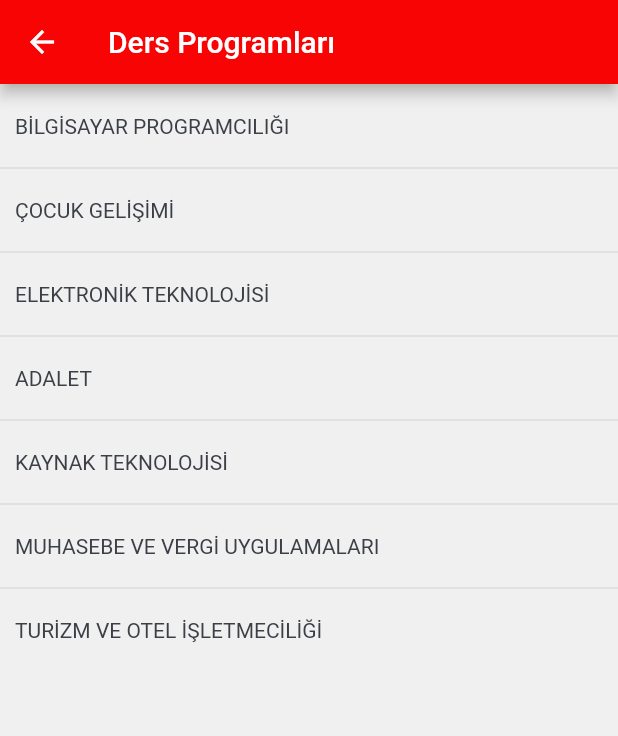
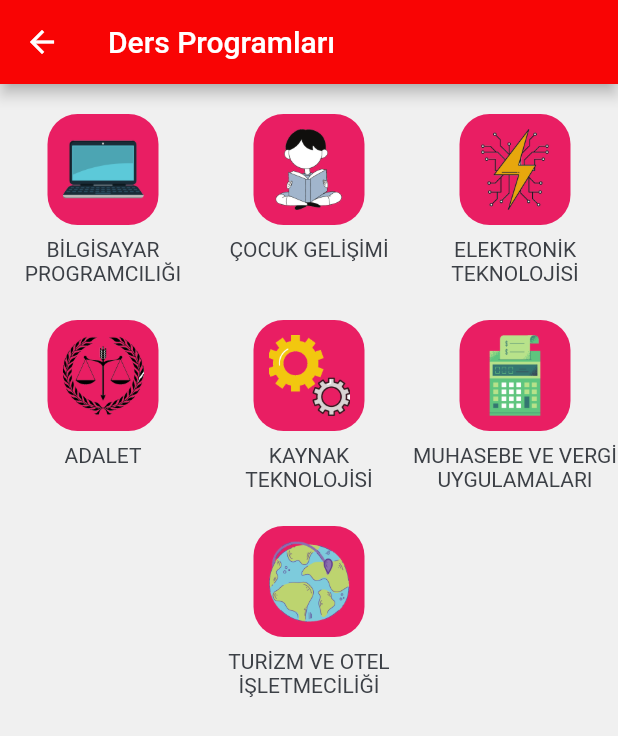
Before and after one commit to eminakcil/crimyo, a Flutter app: the DepartmentList screen opened directly, on a phone screen of 412 x 824 dp. Shown: the top 736 px of the screen. Run offline on Flutter 3.47's test engine with Material 2 defaults, Android fonts, the phone set to English and light mode, and no system bars; our stand-ins replace cached_network_image, carousel_slider, cloud_firestore, dio, firebase_core, firebase_messaging and 2 more; missing offline and left inert: enhanced_future_builder, pdf_flutter; accounts and stored records are empty; network calls fail.

Commit message:
Department Icon

```diff
--- a/lib/components/centered_grid_view.dart
+++ b/lib/components/centered_grid_view.dart
@@ -2,12 +2,14 @@ import 'package:flutter/material.dart';
 
 class CenteredGridView extends StatelessWidget {
   const CenteredGridView({
-    this.crossAxisCount,
-    this.children,
+    @required this.crossAxisCount,
+    @required this.children,
+    this.padding: EdgeInsets.zero,
   });
 
   final int crossAxisCount;
   final List<Widget> children;
+  final EdgeInsets padding;
 
   @override
   Widget build(BuildContext context) {
@@ -21,23 +23,38 @@ class CenteredGridView extends StatelessWidget {
       children.remove(lastItem);
     }
 
+    Widget _wrapContainer(Widget child) {
+      var i =
+          (MediaQuery.of(context).size.width - (padding.right + padding.left)) /
+              crossAxisCount;
+      return Container(
+        width: i,
+        height: i,
+        child: child,
+      );
+    }
+
     _buildLastWidget() {
       return Row(
         mainAxisAlignment: MainAxisAlignment.spaceEvenly,
-        children: lastWidgets,
+        children: lastWidgets.map((e) => _wrapContainer(e)).toList(),
       );
     }
 
-    return Column(
+    return Padding(
+      padding: padding,
+      child: Column(
         children: [
+          if (children.length >= crossAxisCount)
             GridView.count(
               primary: false,
               shrinkWrap: true,
               crossAxisCount: crossAxisCount,
-          children: children,
+              children: children.map((e) => _wrapContainer(e)).toList(),
             ),
           _buildLastWidget(),
         ],
+      ),
     );
   }
 }
--- a/lib/main.dart
+++ b/lib/main.dart
@@ -1,16 +1,23 @@
 import 'dart:io';
+
+import 'package:flutter/material.dart';
+import 'package:flutter/services.dart';
+
+import 'package:firebase_core/firebase_core.dart';
 
 import 'package:crimyo/services/navigation_service.dart';
 import 'package:crimyo/services/notification_service.dart';
-import 'package:firebase_core/firebase_core.dart';
-import 'package:flutter/material.dart';
-
 import 'package:crimyo/constants.dart';
 import 'package:crimyo/my_http_overrides.dart';
 import 'package:crimyo/screens/home/home_screen.dart';
 
 Future<void> main() async {
   WidgetsFlutterBinding.ensureInitialized();
+
+  await SystemChrome.setPreferredOrientations(
+    [DeviceOrientation.portraitUp],
+  );
+
   HttpOverrides.global = new MyHttpOverrides();
   await Firebase.initializeApp();
   runApp(MyApp());
--- a/lib/models/department.dart
+++ b/lib/models/department.dart
@@ -2,10 +2,12 @@ import 'package:flutter/material.dart';
 
 class Department {
   String name, url;
+  ImageProvider imageProvider;
 
   Department({
     @required this.name,
     @required this.url,
+    this.imageProvider,
   });
 
 }
--- a/lib/screens/department_lesson_plan_list/compnents/lesson_plan_list.dart
+++ b/lib/screens/department_lesson_plan_list/compnents/lesson_plan_list.dart
@@ -44,16 +44,12 @@ class LessonPlanList extends StatelessWidget {
           itemCount: snapshotData.length,
         );
       },
-      whenNotDone: Expanded(
-        child: Center(
-          child: CircularProgressIndicator(),
-        ),
+      whenNotDone: Center(
+        child: CircularProgressIndicator(),
       ),
-      whenError: (error) => Expanded(
-        child: Center(
-          child: Icon(
-            Icons.error,
-          ),
+      whenError: (error) => Center(
+        child: Icon(
+          Icons.error,
         ),
       ),
     );
--- a/lib/screens/department_lesson_plan_list/department_lesson_plan_list.dart
+++ b/lib/screens/department_lesson_plan_list/department_lesson_plan_list.dart
@@ -22,7 +22,6 @@ class DepartmentLessonPlanListScreen extends StatelessWidget {
         child: SingleChildScrollView(
           physics: BouncingScrollPhysics(),
           child: Column(
-            mainAxisSize: MainAxisSize.max,
             children: [
               LessonPlanList(department: department),
             ],
--- /dev/null
+++ b/lib/screens/department_list/components/department_button.dart
@@ -0,0 +1,51 @@
+import 'package:crimyo/screens/department_lesson_plan_list/department_lesson_plan_list.dart';
+import 'package:crimyo/services/navigation_service.dart';
+import 'package:flutter/material.dart';
+
+import 'package:crimyo/models/department.dart';
+
+import 'package:crimyo/constants.dart';
+
+class DepartmentButton extends StatelessWidget {
+  const DepartmentButton(
+    this.department,
+  );
+
+  final Department department;
+  final double buttonHeight = 74.0;
+
+  @override
+  Widget build(BuildContext context) {
+    return Column(
+      mainAxisSize: MainAxisSize.min,
+      crossAxisAlignment: CrossAxisAlignment.center,
+      children: [
+        GestureDetector(
+          onTap: () {
+            NavigationService.push(
+              child: DepartmentLessonPlanListScreen(department: department),
+            );
+          },
+          child: Container(
+            height: buttonHeight,
+            width: buttonHeight,
+            decoration: BoxDecoration(
+              color: Colors.pink,
+              borderRadius: BorderRadius.circular(kDefaultPadding),
+            ),
+            padding: EdgeInsets.all(kDefaultPadding / 2),
+            child: Image(
+              image: department.imageProvider,
+              fit: BoxFit.cover,
+            ),
+          ),
+        ),
+        SizedBox(height: 8.0),
+        Text(
+          department.name,
+          textAlign: TextAlign.center,
+        ),
+      ],
+    );
+  }
+}
--- a/lib/screens/department_list/department_list.dart
+++ b/lib/screens/department_list/department_list.dart
@@ -1,10 +1,11 @@
 import 'package:flutter/material.dart';
 
-import 'package:crimyo/screens/department_lesson_plan_list/department_lesson_plan_list.dart';
-import 'package:crimyo/components/list_item.dart';
+import 'package:crimyo/constants.dart';
+import 'package:crimyo/components/centered_grid_view.dart';
 import 'package:crimyo/models/department.dart';
 import 'package:crimyo/services/department_service.dart';
-import 'package:crimyo/services/navigation_service.dart';
+
+import 'components/department_button.dart';
 
 class DepartmentList extends StatelessWidget {
   final List<Department> departments = DepartmentService().getAllDepartments();
@@ -19,30 +20,14 @@ class DepartmentList extends StatelessWidget {
         child: SingleChildScrollView(
           physics: BouncingScrollPhysics(),
           child: Column(
-            crossAxisAlignment: CrossAxisAlignment.start,
             children: [
-              ListView.separated(
-                primary: false,
-                shrinkWrap: true,
-                itemBuilder: (context, index) {
-                  return ListItem(
-                    text: departments[index].name,
-                    press: () {
-                      NavigationService.push(
-                        child: DepartmentLessonPlanListScreen(
-                          department: departments[index],
-                        ),
-                      );
-                    },
-                  );
-                },
-                separatorBuilder: (context, index) {
-                  return Divider(
-                    height: 0,
-                  );
-                },
-                itemCount: departments.length,
-              )
+              SizedBox(height: kDefaultPadding),
+              CenteredGridView(
+                crossAxisCount: 3,
+                children: departments.map((e) {
+                  return DepartmentButton(e);
+                }).toList(),
+              ),
             ],
           ),
         ),
--- a/lib/services/department_service.dart
+++ b/lib/services/department_service.dart
@@ -1,4 +1,5 @@
 import 'package:dio/dio.dart';
+import 'package:flutter/cupertino.dart';
 import 'package:html/parser.dart';
 
 import 'package:crimyo/constants.dart';
@@ -23,32 +24,39 @@ class DepartmentService {
         name: "BİLGİSAYAR PROGRAMCILIĞI",
         url:
         "https://cide.kastamonu.edu.tr/index.php/tr/bilgisayar-programciligi",
+        imageProvider: AssetImage("assets/images/lesson_1.png"),
       ),
       Department(
         name: "ÇOCUK GELİŞİMİ",
         url: "https://cide.kastamonu.edu.tr/index.php/tr/cocuk-gelisimi",
+        imageProvider: AssetImage("assets/images/lesson_2.png"),
       ),
       Department(
         name: "ELEKTRONİK TEKNOLOJİSİ",
         url: "https://cide.kastamonu.edu.tr/index.php/tr/elektronik-teknolojisi",
+        imageProvider: AssetImage("assets/images/lesson_3.png"),
       ),
       Department(
         name: "ADALET",
         url: "https://cide.kastamonu.edu.tr/index.php/tr/adalet",
+        imageProvider: AssetImage("assets/images/lesson_4.png"),
       ),
       Department(
         name: "KAYNAK TEKNOLOJİSİ",
         url: "https://cide.kastamonu.edu.tr/index.php/tr/kaynak-teknolojisi",
+        imageProvider: AssetImage("assets/images/lesson_5.png"),
       ),
       Department(
         name: "MUHASEBE VE VERGİ UYGULAMALARI",
         url:
         "https://cide.kastamonu.edu.tr/index.php/tr/muhasebe-ve-vergi-uygulamalari",
+        imageProvider: AssetImage("assets/images/lesson_6.png"),
       ),
       Department(
         name: "TURİZM VE OTEL İŞLETMECİLİĞİ",
         url:
         "https://cide.kastamonu.edu.tr/index.php/tr/turizm-ve-otel-isletmeciligi",
+        imageProvider: AssetImage("assets/images/lesson_7.png"),
       ),
     ];
   }
```
Also changed, not shown: assets/images/lesson_1.png (added), assets/images/lesson_2.png (added), assets/images/lesson_3.png (added), assets/images/lesson_4.png (added), assets/images/lesson_5.png (added), assets/images/lesson_6.png (added), assets/images/lesson_7.png (added). Lines whose indentation alone changed are shown as unchanged.
